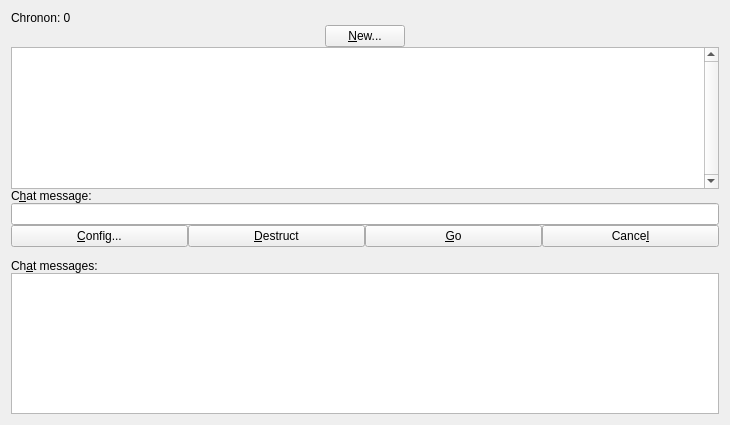
Old version of the form src/qt/forms/managenamespage.ui in the repository chronokings/huntercoin.
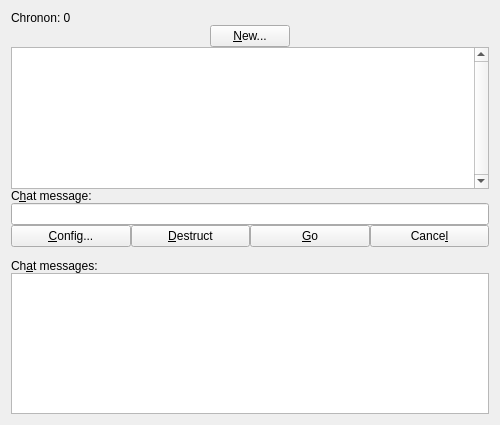
New version of the form. Icons and pictures are not drawn.

Commit message:
fixed tabs name maximum size
maximum width size is now 500

```diff
--- a/src/qt/forms/managenamespage.ui
+++ b/src/qt/forms/managenamespage.ui
@@ -6,7 +6,7 @@
    <rect>
     <x>0</x>
     <y>0</y>
-    <width>730</width>
+    <width>500</width>
     <height>425</height>
    </rect>
   </property>
```
The commit also changes 1 other file.
